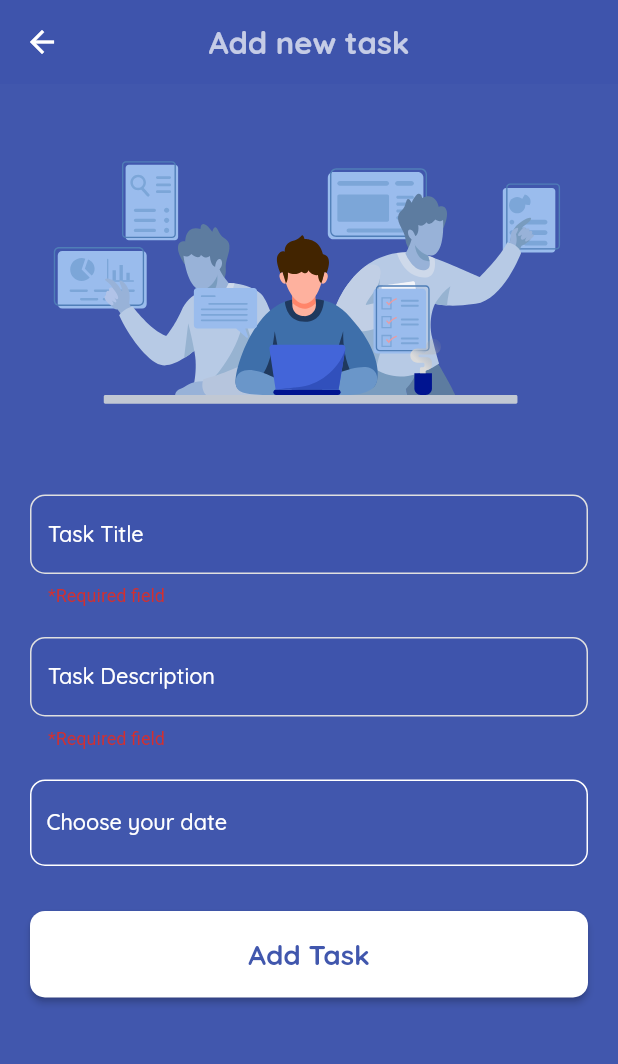
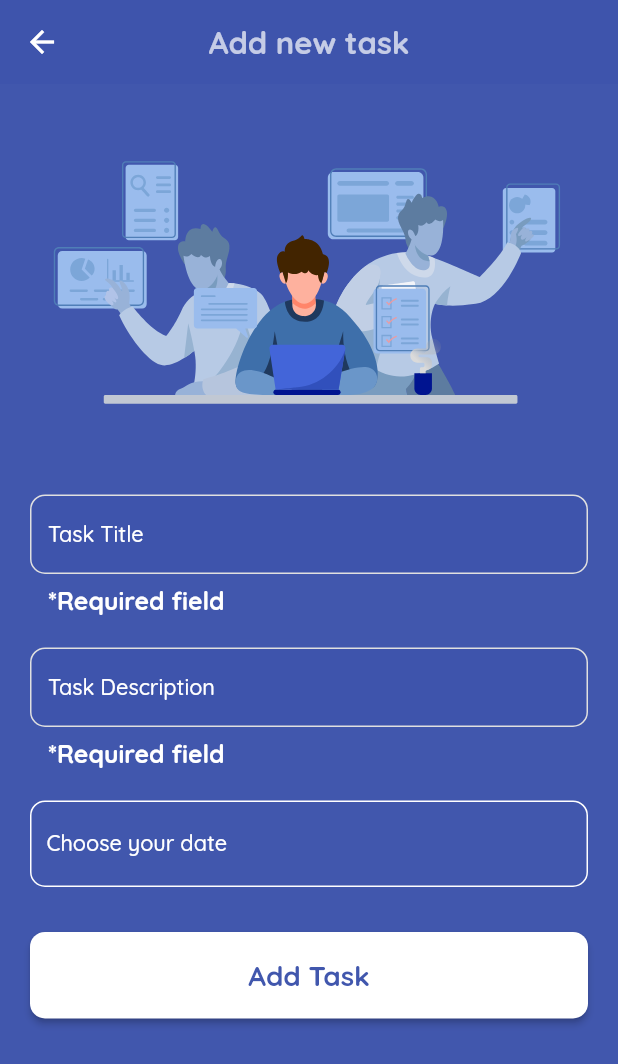
Before and after one commit to s0urav-hald3r/elred_todo_app, a Flutter app: the AddTask screen opened directly, after a tap on "Add Task", on a phone screen of 412 x 824 dp. Shown: the top 1064 px of the screen. Run offline on Flutter 3.47's test engine with Material 2 defaults, Android fonts, the phone set to English and light mode, and no system bars; our stand-ins replace cloud_firestore, firebase_auth, firebase_core, gap, get, google_fonts and 1 more; missing offline and left inert: bottom_picker; accounts and stored records are empty.

Commit message:
bugs fixed

```diff
--- a/lib/views/add_task.dart
+++ b/lib/views/add_task.dart
@@ -107,6 +107,7 @@ class _AddTaskState extends State<AddTask> {
                             lebelColor: Colors.white,
                             textColor: Colors.white,
                             cursorColor: Colors.white,
+                            errorTextColor: Colors.white,
                           ),
                           const Gap(20),
                           CustomTextField(
@@ -117,6 +118,7 @@ class _AddTaskState extends State<AddTask> {
                             lebelColor: Colors.white,
                             textColor: Colors.white,
                             cursorColor: Colors.white,
+                            errorTextColor: Colors.white,
                           ),
                           const Gap(20),
                           InkWell(
--- a/lib/widgets/custom_textfield.dart
+++ b/lib/widgets/custom_textfield.dart
@@ -18,6 +18,7 @@ class CustomTextField extends StatelessWidget {
     this.lebelColor,
     this.textColor,
     this.cursorColor,
+    this.errorTextColor = Colors.red,
   }) : super(key: key);
 
   final TextEditingController controller;
@@ -29,6 +30,7 @@ class CustomTextField extends StatelessWidget {
   final Color? lebelColor;
   final Color? textColor;
   final Color? cursorColor;
+  final Color errorTextColor;
 
   @override
   Widget build(BuildContext context) {
@@ -46,6 +48,10 @@ class CustomTextField extends StatelessWidget {
             fontWeight: FontWeight.w700,
             fontSize: SizeConfig.screenWidth! * 0.04),
         decoration: InputDecoration(
+          errorStyle: GoogleFonts.quicksand(
+              color: errorTextColor,
+              fontWeight: FontWeight.w700,
+              fontSize: SizeConfig.screenWidth! * 0.04),
           suffixIcon: suffixIcon != null
               ? InkWell(
                   onTap: () =>
```
